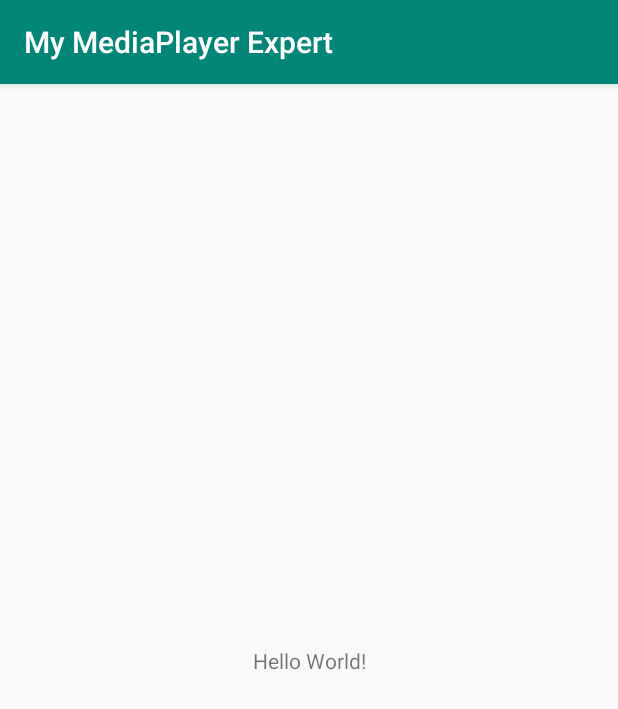
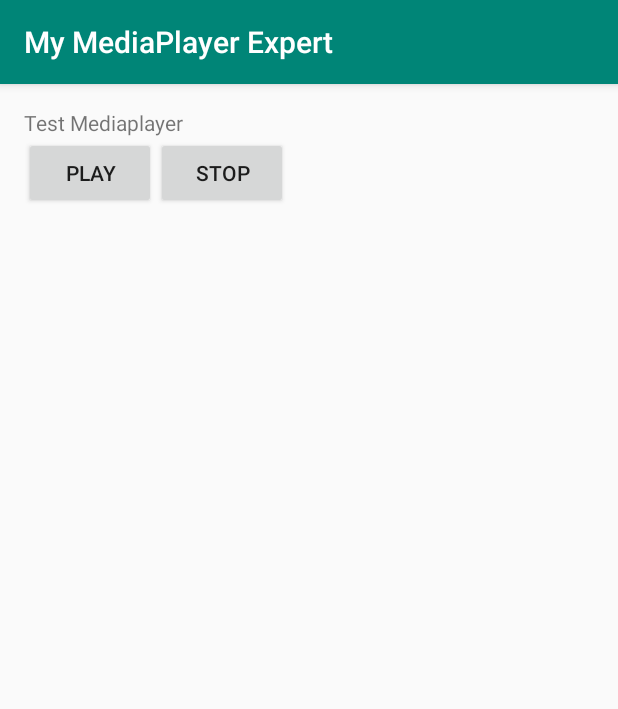
Before and after one commit to dendickys/my-mediaplayer-expert, an Android app: the screen it shows after launch (MainActivity), on a phone screen of 412 x 824 dp. Shown: the top 709 px of the screen. Run offline under Robolectric (Android 15) with nearby library versions, the phone set to English and light mode, and no system bars.

Commit message:
fix mediaplayer sederhana

```diff
--- a/app/src/main/java/id/dendickys/mymediaplayerexpert/MainActivity.java
+++ b/app/src/main/java/id/dendickys/mymediaplayerexpert/MainActivity.java
@@ -1,14 +1,98 @@
 package id.dendickys.mymediaplayerexpert;
+
+import android.content.res.AssetFileDescriptor;
+import android.media.AudioAttributes;
+import android.media.AudioManager;
+import android.media.MediaPlayer;
+import android.os.Build;
+import android.os.Bundle;
+import android.view.View;
+import android.widget.Button;
 
 import androidx.appcompat.app.AppCompatActivity;
 
-import android.os.Bundle;
+import java.io.IOException;
 
-public class MainActivity extends AppCompatActivity {
+public class MainActivity extends AppCompatActivity implements View.OnClickListener {
+
+    private MediaPlayer mMediaPlayer = null;
+    private boolean isReady;
+    private Button btnPlay;
+    private Button btnStop;
 
     @Override
     protected void onCreate(Bundle savedInstanceState) {
         super.onCreate(savedInstanceState);
         setContentView(R.layout.activity_main);
+
+        btnPlay = findViewById(R.id.btn_play);
+        btnStop = findViewById(R.id.btn_stop);
+
+        btnPlay.setOnClickListener(this);
+        btnStop.setOnClickListener(this);
+
+        init();
+    }
+
+    private void init() {
+        mMediaPlayer = new MediaPlayer();
+
+        if (Build.VERSION.SDK_INT >= Build.VERSION_CODES.LOLLIPOP) {
+            AudioAttributes attributes = new AudioAttributes.Builder()
+                    .setUsage(AudioAttributes.USAGE_MEDIA)
+                    .setContentType(AudioAttributes.CONTENT_TYPE_SONIFICATION)
+                    .build();
+            mMediaPlayer.setAudioAttributes(attributes);
+        } else {
+            mMediaPlayer.setAudioStreamType(AudioManager.STREAM_MUSIC);
+        }
+
+        AssetFileDescriptor afd = getApplicationContext().getResources().openRawResourceFd(R.raw.guitar_background);
+        try {
+            mMediaPlayer.setDataSource(afd.getFileDescriptor(), afd.getStartOffset(), afd.getLength());
+        } catch (IOException e) {
+            e.printStackTrace();
+        }
+
+        mMediaPlayer.setOnPreparedListener(new MediaPlayer.OnPreparedListener() {
+            @Override
+            public void onPrepared(MediaPlayer mp) {
+                isReady = true;
+                mMediaPlayer.start();
+            }
+        });
+
+        mMediaPlayer.setOnErrorListener(new MediaPlayer.OnErrorListener() {
+            @Override
+            public boolean onError(MediaPlayer mp, int what, int extra) {
+                return false;
+            }
+        });
+    }
+
+    @Override
+    public void onClick(View v) {
+        int id = v.getId();
+        switch (id) {
+            case R.id.btn_play:
+                if (!isReady) {
+                    mMediaPlayer.prepareAsync();
+                } else {
+                    if (mMediaPlayer.isPlaying()) {
+                        mMediaPlayer.pause();
+                    } else {
+                        mMediaPlayer.start();
+                    }
+                }
+                break;
+            case R.id.btn_stop:
+                if (mMediaPlayer.isPlaying() || isReady) {
+                    mMediaPlayer.stop();
+                    isReady = false;
+                }
+                break;
+            default:
+                break;
+        }
     }
 }
--- a/app/src/main/res/layout/activity_main.xml
+++ b/app/src/main/res/layout/activity_main.xml
@@ -1,18 +1,34 @@
 <?xml version="1.0" encoding="utf-8"?>
-<androidx.constraintlayout.widget.ConstraintLayout xmlns:android="http://schemas.android.com/apk/res/android"
-    xmlns:app="http://schemas.android.com/apk/res-auto"
+<LinearLayout xmlns:android="http://schemas.android.com/apk/res/android"
     xmlns:tools="http://schemas.android.com/tools"
+    android:id="@+id/activity_main"
     android:layout_width="match_parent"
     android:layout_height="match_parent"
+    android:orientation="vertical"
+    android:padding="16dp"
     tools:context=".MainActivity">
 
     <TextView
         android:layout_width="wrap_content"
         android:layout_height="wrap_content"
-        android:text="Hello World!"
-        app:layout_constraintBottom_toBottomOf="parent"
-        app:layout_constraintLeft_toLeftOf="parent"
-        app:layout_constraintRight_toRightOf="parent"
-        app:layout_constraintTop_toTopOf="parent" />
+        android:text="@string/text_mediaplayer" />
 
-</androidx.constraintlayout.widget.ConstraintLayout>
+    <LinearLayout
+        android:layout_width="wrap_content"
+        android:layout_height="wrap_content"
+        android:orientation="horizontal">
+
+        <Button
+            android:id="@+id/btn_play"
+            android:layout_width="wrap_content"
+            android:layout_height="wrap_content"
+            android:text="@string/btn_text_play" />
+
+        <Button
+            android:id="@+id/btn_stop"
+            android:layout_width="wrap_content"
+            android:layout_height="wrap_content"
+            android:text="@string/btn_text_stop" />
+    </LinearLayout>
+
+</LinearLayout>
--- a/app/src/main/res/values/strings.xml
+++ b/app/src/main/res/values/strings.xml
@@ -1,3 +1,6 @@
 <resources>
     <string name="app_name">My MediaPlayer Expert</string>
+    <string name="btn_text_play">Play</string>
+    <string name="text_mediaplayer">Test Mediaplayer</string>
+    <string name="btn_text_stop">Stop</string>
 </resources>
```
Also changed, not shown: 1 other file.
